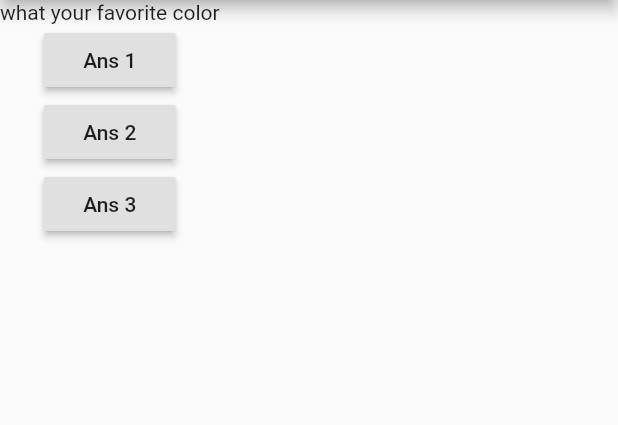
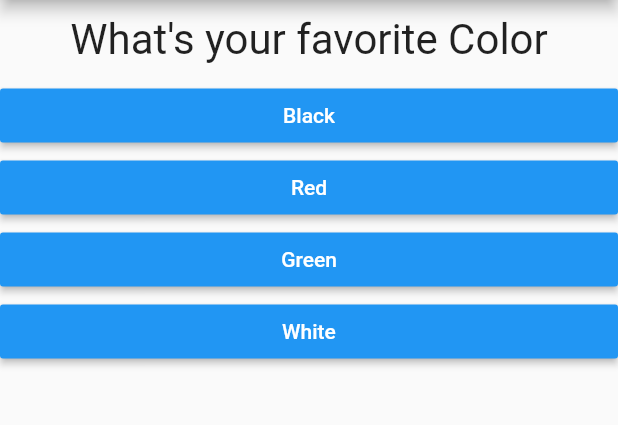
Before and after one commit to channaveerayya/flutter_complete_guide, a Flutter app: the screen it shows after launch, on a phone screen of 412 x 824 dp, the part 84-509 px from its top. Run offline on Flutter 3.47's test engine with Material 2 defaults, Android fonts, the phone set to English and light mode, and no system bars.

```diff
--- /dev/null
+++ b/lib/answer.dart
@@ -0,0 +1,20 @@
+import 'package:flutter/material.dart';
+
+class Answer extends StatelessWidget {
+  final Function selectHandler;
+  final String answerText;
+  Answer(this.selectHandler, this.answerText);
+
+  @override
+  Widget build(BuildContext context) {
+    return Container(
+      width: double.infinity,
+      child: RaisedButton(
+        child: Text(answerText),
+        color: Colors.blue,
+        textColor: Colors.white,
+        onPressed: selectHandler,
+      ),
+    );
+  }
+}
--- a/lib/main.dart
+++ b/lib/main.dart
@@ -1,4 +1,8 @@
 import 'package:flutter/material.dart';
+import 'package:flutter_complete_gui/result.dart';
+
+import './quiz.dart';
+import './result.dart';
 
 void main() {
   runApp(MyApp());
@@ -13,39 +17,66 @@ class MyApp extends StatefulWidget {
 
 class MyAppState extends State<MyApp> {
   var nextQuestion = 0;
-    void answers() {
+  var _totalScore = 0;
+  final _questions = [
+    {
+      'questionText': 'What\'s your favorite Color',
+      'answers': [
+        {'text': 'Black', 'score': 10},
+        {'text': 'Red', 'score': 5},
+        {'text': 'Green', 'score': 3},
+        {'text': 'White', 'score': 1}
+      ],
+    },
+    {
+      'questionText': 'What\'s your favorite Animal',
+      'answers': [
+        {'text': 'Lion', 'score': 40},
+        {'text': 'Tiger', 'score': 30},
+        {'text': 'Elephant', 'score': 20},
+        {'text': 'Snake', 'score': 10}
+      ],
+    },
+    {
+      'questionText': 'What\'s your favorite Car',
+      'answers': [
+        {'text': 'Mits', 'score': 30},
+        {'text': 'Fer', 'score': 20},
+        {'text': 'Lamb', 'score': 10}
+      ],
+    }
+  ];
+
+  void _answerQuestion(int score) {
+    _totalScore += score;
     setState(() {
       nextQuestion++;
     });
     print(nextQuestion);
   }
+
+  void _resetQuize() {
+    setState(() {
+      nextQuestion = 0;
+      _totalScore = 0;
+    });
+  }
+
   @override
   Widget build(BuildContext context) {
-    var questions = ['what your favorite color', 'what your favorite animal'];
     return MaterialApp(
       home: Scaffold(
         appBar: AppBar(
           title: Text('My First App'),
         ),
-          body: Column(
-            children: [
-              Text(questions[nextQuestion]),
-              RaisedButton(
-                child: Text("Ans 1"),
-                onPressed: () => print("ans 1"),
+        body: nextQuestion < _questions.length
+            ? Quiz(
+                anserQuestion: _answerQuestion,
+                questionIndex: nextQuestion,
+                questions: _questions,
+              )
+            : Result(_totalScore,_resetQuize),
       ),
-              RaisedButton(
-                child: Text("Ans 2"),
-                onPressed: () {
-                  print("ans 2");
-                },
-              ),
-              RaisedButton(
-                child: Text("Ans 3"),
-                onPressed: answers,
-              ),
-            ],
-          )),
     );
   }
 }
--- /dev/null
+++ b/lib/question.dart
@@ -0,0 +1,20 @@
+import 'package:flutter/material.dart';
+
+class Question extends StatelessWidget {
+  final String questionText;
+
+  Question(this.questionText);
+
+  @override
+  Widget build(BuildContext context) {
+    return Container(
+      width: double.infinity,
+      margin: EdgeInsets.all(10),
+      child: Text(
+        questionText,
+        style: TextStyle(fontSize: 28),
+        textAlign: TextAlign.center,
+      ),
+    );
+  }
+}
--- /dev/null
+++ b/lib/quiz.dart
@@ -0,0 +1,27 @@
+import 'package:flutter/material.dart';
+import './question.dart';
+import 'answer.dart';
+
+class Quiz extends StatelessWidget {
+  final List<Map<String, Object>> questions;
+  final Function anserQuestion;
+  final int questionIndex;
+
+  Quiz({
+    @required this.questions,
+    @required this.anserQuestion,
+    @required this.questionIndex
+    });
+
+  @override
+  Widget build(BuildContext context) {
+    return Column(
+      children: [
+        Question(questions[questionIndex]['questionText']),
+        ...(questions[questionIndex]['answers'] as List<Map<String,Object>>)
+            .map((answer) => Answer(()=>anserQuestion(answer['score']), answer['text']))
+            .toList()
+      ],
+    );
+  }
+}
```
Also changed, not shown: lib/result.dart (added, +42 -0 lines). Lines whose indentation alone changed are shown as unchanged.
